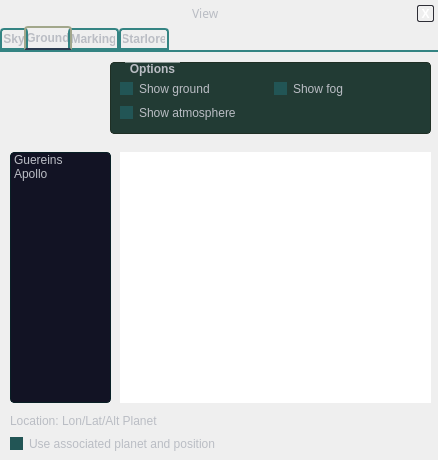
Qt form src/gui/viewDialog.ui (519984307/stellarium_src) before a commit.
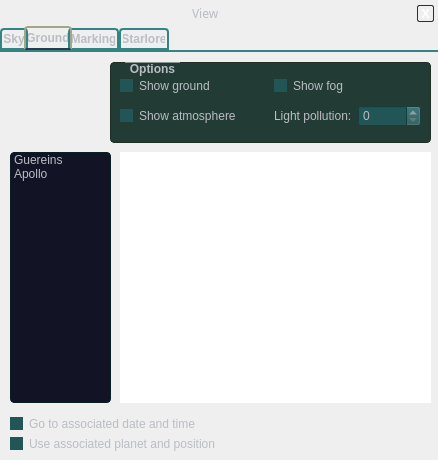
The same form after that commit. The open tabs and pages were chosen to show the change. Icons and pictures are not drawn. Custom widgets are drawn as their Qt base class.

Commit message: Re-implemented landscape GUI and cleaned associated code.

What changed in the file:
```diff
--- a/src/gui/viewDialog.ui
+++ b/src/gui/viewDialog.ui
@@ -1440,7 +1440,7 @@
             <x>110</x>
             <y>10</y>
             <width>321</width>
-            <height>72</height>
+            <height>81</height>
            </rect>
           </property>
           <property name="title" >
@@ -1450,15 +1450,6 @@
            <bool>false</bool>
           </property>
           <layout class="QGridLayout" >
-           <property name="topMargin" >
-            <number>9</number>
-           </property>
-           <property name="bottomMargin" >
-            <number>2</number>
-           </property>
-           <property name="verticalSpacing" >
-            <number>0</number>
-           </property>
            <item row="0" column="0" >
             <widget class="QCheckBox" name="planetMarkerCheckBox_4" >
              <property name="text" >
@@ -1480,6 +1471,20 @@
              </property>
             </widget>
            </item>
+           <item row="1" column="1" >
+            <layout class="QHBoxLayout" >
+             <item>
+              <widget class="QLabel" name="label_4" >
+               <property name="text" >
+                <string>Light pollution:</string>
+               </property>
+              </widget>
+             </item>
+             <item>
+              <widget class="QSpinBox" name="spinBox" />
+             </item>
+            </layout>
+           </item>
           </layout>
          </widget>
          <widget class="QListWidget" name="landscapesListWidget" >
@@ -1518,19 +1523,6 @@
            <string>Use associated planet and position</string>
           </property>
          </widget>
-         <widget class="QLabel" name="label_21" >
-          <property name="geometry" >
-           <rect>
-            <x>10</x>
-            <y>360</y>
-            <width>191</width>
-            <height>18</height>
-           </rect>
-          </property>
-          <property name="text" >
-           <string>Location: Lon/Lat/Alt Planet</string>
-          </property>
-         </widget>
          <widget class="QTextBrowser" name="landscapeTextBrowser" >
           <property name="geometry" >
            <rect>
@@ -1544,6 +1536,19 @@
            <bool>true</bool>
           </property>
          </widget>
+         <widget class="QCheckBox" name="landscapeDateTimeCheckBox" >
+          <property name="geometry" >
+           <rect>
+            <x>10</x>
+            <y>360</y>
+            <width>391</width>
+            <height>23</height>
+           </rect>
+          </property>
+          <property name="text" >
+           <string>Go to associated date and time</string>
+          </property>
+         </widget>
         </widget>
         <widget class="QWidget" name="tabMarking" >
          <attribute name="title" >
```
Left out of the diff: 4 changed lines with no effect on the pictures. The commit also changes 5 other files.
